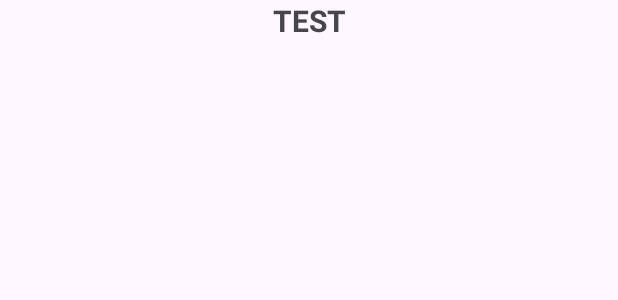
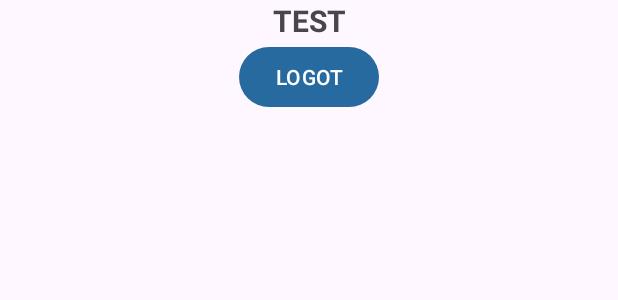
Before and after one commit to hendrimardani/submission3, an Android app: the layout activity_story.xml on its own in the app's theme, with its tools: preview values and no code run, on a phone screen of 412 x 824 dp. Shown: the top 300 px of the screen. Run offline under Robolectric (Android 15) with nearby library versions, the phone set to English and light mode, and no system bars.

```diff
--- a/app/src/main/java/com/example/mysubmission3/datastore/user/UserModel.kt
+++ b/app/src/main/java/com/example/mysubmission3/datastore/user/UserModel.kt
@@ -1,8 +1,12 @@
 package com.example.mysubmission3.datastore.user
 
+import android.os.Parcelable
+import kotlinx.parcelize.Parcelize
+
+@Parcelize
 data class UserModel (
     val userId: String,
     val name: String,
     val token: String,
     val isLogin: Boolean = false
-)
+): Parcelable
--- a/app/src/main/java/com/example/mysubmission3/datastore/user/UserRepository.kt
+++ b/app/src/main/java/com/example/mysubmission3/datastore/user/UserRepository.kt
@@ -20,7 +20,6 @@ class UserRepository private constructor(
 
     private val _loginResult = MutableLiveData<LoginResult>()
     val loginResult: LiveData<LoginResult> = _loginResult
-
 
     suspend fun saveSession(userModel: UserModel) {
         userPreference.saveSession(userModel)
--- a/app/src/main/java/com/example/mysubmission3/ui/login/LoginActivity.kt
+++ b/app/src/main/java/com/example/mysubmission3/ui/login/LoginActivity.kt
@@ -19,6 +19,7 @@ import com.example.mysubmission3.datastore.user.UserModel
 import com.example.mysubmission3.ui.MainViewModel
 import com.example.mysubmission3.ui.ViewModelFactory
 import com.example.mysubmission3.ui.story.StoryActivity
+import com.example.mysubmission3.ui.story.StoryActivity.Companion.EXTRA_ACTIVITY
 import com.example.mysubmission3.ui.story.StoryActivity.Companion.EXTRA_OBJECT
 
 class LoginActivity : AppCompatActivity() {
@@ -49,18 +50,19 @@ class LoginActivity : AppCompatActivity() {
             val email = binding.emailEditText.text.toString()
             val password = binding.passwordEditText.text.toString()
             viewModel.login(token = "", email = email, password = password)
-            viewModel.saveSession(UserModel("123123", "test test", "sample_token"))
 
             AlertDialog.Builder(this).apply {
                 setTitle("Anda berhasil login.")
                 setMessage("Silahkan bagikan momen anda.")
                 setPositiveButton("Lanjut") { _, _ ->
                     viewModel.getLoginResult().observe(this@LoginActivity) {
+                        viewModel.saveSession(UserModel(it.userId.toString(), it.name.toString(), it.token.toString()))
                         val intent = Intent(this@LoginActivity, StoryActivity::class.java)
+                        intent.putExtra(EXTRA_ACTIVITY, TAG)
                         intent.putExtra(EXTRA_OBJECT, it)
                         intent.flags = Intent.FLAG_ACTIVITY_CLEAR_TASK or Intent.FLAG_ACTIVITY_NEW_TASK
                         startActivity(intent)
-                        Log.d(TAG, it.toString())
+                        finish()
                     }
                 }
                 create()
--- a/app/src/main/res/layout/activity_story.xml
+++ b/app/src/main/res/layout/activity_story.xml
@@ -18,4 +18,13 @@
         app:layout_constraintStart_toStartOf="parent"
         app:layout_constraintTop_toTopOf="parent" />
 
+    <Button
+        android:id="@+id/btn_logout"
+        android:layout_width="wrap_content"
+        android:layout_height="wrap_content"
+        android:text="LOGOT"
+        app:layout_constraintEnd_toEndOf="parent"
+        app:layout_constraintStart_toStartOf="parent"
+        app:layout_constraintTop_toBottomOf="@+id/tv_test" />
+
 </androidx.constraintlayout.widget.ConstraintLayout>
```
Also changed, not shown: app/src/main/java/com/example/mysubmission3/ui/MainActivity.kt (+26 -0 lines), app/src/main/java/com/example/mysubmission3/ui/story/StoryActivity.kt (+24 -8 lines).
